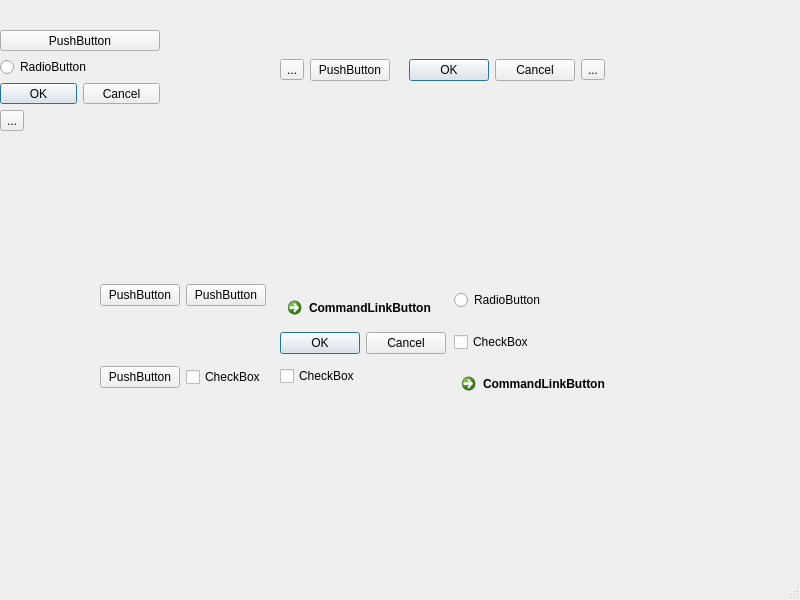
Before: the Qt Designer form study_PyQt5/frist.ui in unreal555/pystudy, drawn with Qt 5.
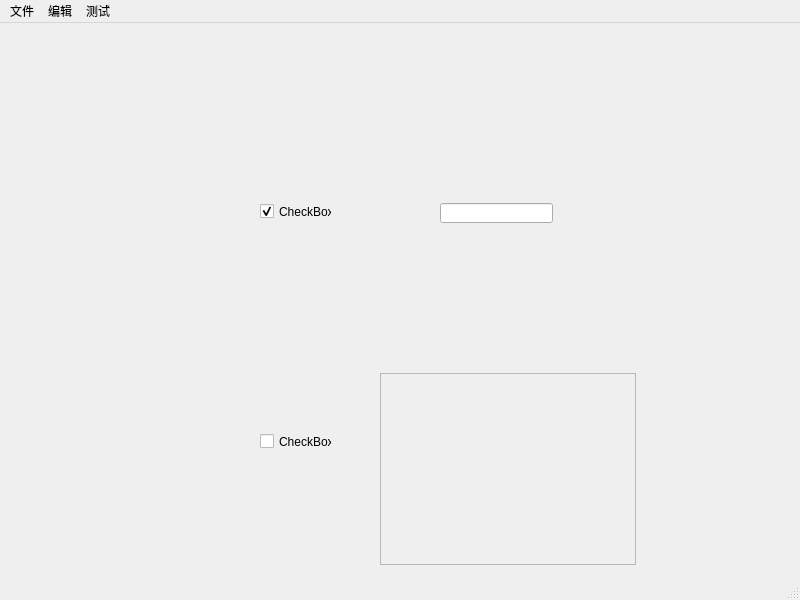
After: the same form once the commit is applied.

Diff of the .ui file:
```diff
--- a/study_PyQt5/frist.ui
+++ b/study_PyQt5/frist.ui
@@ -13,18 +13,6 @@
     <height>600</height>
    </rect>
   </property>
-  <property name="sizePolicy">
-   <sizepolicy hsizetype="Preferred" vsizetype="Preferred">
-    <horstretch>0</horstretch>
-    <verstretch>0</verstretch>
-   </sizepolicy>
-  </property>
-  <property name="maximumSize">
-   <size>
-    <width>1024</width>
-    <height>768</height>
-   </size>
-  </property>
   <property name="windowTitle">
    <string extracomment="ddd">测试</string>
   </property>
@@ -32,203 +20,69 @@
    <string/>
   </property>
   <widget class="QWidget" name="centralwidget">
-   <widget class="QWidget" name="verticalLayoutWidget">
-    <property name="geometry">
-     <rect>
-      <x>0</x>
-      <y>30</y>
-      <width>160</width>
-      <height>101</height>
-     </rect>
+   <widget class="QCheckBox" name="checkBox">
+    <property name="enabled">
+     <bool>true</bool>
     </property>
-    <layout class="QVBoxLayout" name="verticalLayout">
-     <item>
-      <widget class="QPushButton" name="pushButton">
-       <property name="text">
-        <string>PushButton</string>
-       </property>
-      </widget>
-     </item>
-     <item>
-      <widget class="QRadioButton" name="radioButton">
-       <property name="text">
-        <string>RadioButton</string>
-       </property>
-      </widget>
-     </item>
-     <item>
-      <widget class="QDialogButtonBox" name="buttonBox">
-       <property name="standardButtons">
-        <set>QDialogButtonBox::Cancel|QDialogButtonBox::Ok</set>
-       </property>
-      </widget>
-     </item>
-     <item>
-      <widget class="QToolButton" name="toolButton">
-       <property name="text">
-        <string>...</string>
-       </property>
-      </widget>
-     </item>
-    </layout>
-   </widget>
-   <widget class="QWidget" name="horizontalLayoutWidget">
     <property name="geometry">
      <rect>
-      <x>280</x>
-      <y>30</y>
-      <width>325</width>
-      <height>80</height>
+      <x>260</x>
+      <y>180</y>
+      <width>72</width>
+      <height>17</height>
      </rect>
     </property>
-    <layout class="QHBoxLayout" name="horizontalLayout">
-     <item>
-      <widget class="QToolButton" name="toolButton_2">
-       <property name="text">
-        <string>...</string>
-       </property>
-      </widget>
-     </item>
-     <item>
-      <widget class="QPushButton" name="pushButton_2">
-       <property name="text">
-        <string>PushButton</string>
-       </property>
-      </widget>
-     </item>
-     <item>
-      <widget class="QDialogButtonBox" name="buttonBox_2">
-       <property name="standardButtons">
-        <set>QDialogButtonBox::Cancel|QDialogButtonBox::Ok</set>
-       </property>
-      </widget>
-     </item>
-     <item>
-      <widget class="QToolButton" name="toolButton_3">
-       <property name="text">
-        <string>...</string>
-       </property>
-      </widget>
-     </item>
-    </layout>
+    <property name="text">
+     <string>CheckBox</string>
+    </property>
+    <property name="checked">
+     <bool>true</bool>
+    </property>
    </widget>
-   <widget class="QWidget" name="formLayoutWidget">
+   <widget class="QCheckBox" name="checkBox_2">
     <property name="geometry">
      <rect>
-      <x>280</x>
-      <y>290</y>
-      <width>344</width>
-      <height>123</height>
+      <x>260</x>
+      <y>410</y>
+      <width>72</width>
+      <height>17</height>
      </rect>
     </property>
-    <layout class="QFormLayout" name="formLayout">
-     <item row="0" column="0">
-      <widget class="QCommandLinkButton" name="commandLinkButton">
-       <property name="text">
-        <string>CommandLinkButton</string>
-       </property>
-      </widget>
-     </item>
-     <item row="3" column="0">
-      <widget class="QCheckBox" name="checkBox_2">
-       <property name="text">
-        <string>CheckBox</string>
-       </property>
-      </widget>
-     </item>
-     <item row="1" column="0">
-      <widget class="QDialogButtonBox" name="buttonBox_3">
-       <property name="standardButtons">
-        <set>QDialogButtonBox::Cancel|QDialogButtonBox::Ok</set>
-       </property>
-      </widget>
-     </item>
-     <item row="1" column="1">
-      <widget class="QCheckBox" name="checkBox_3">
-       <property name="text">
-        <string>CheckBox</string>
-       </property>
-      </widget>
-     </item>
-     <item row="0" column="1">
-      <widget class="QRadioButton" name="radioButton_2">
-       <property name="text">
-        <string>RadioButton</string>
-       </property>
-      </widget>
-     </item>
-     <item row="3" column="1">
-      <widget class="QCommandLinkButton" name="commandLinkButton_2">
-       <property name="text">
-        <string>CommandLinkButton</string>
-       </property>
-      </widget>
-     </item>
-     <item row="2" column="0">
-      <widget class="QWidget" name="widget" native="true"/>
-     </item>
-    </layout>
+    <property name="text">
+     <string>CheckBox</string>
+    </property>
    </widget>
-   <widget class="QSplitter" name="splitter">
+   <widget class="QTextBrowser" name="textBrowser">
+    <property name="enabled">
+     <bool>false</bool>
+    </property>
     <property name="geometry">
      <rect>
-      <x>10</x>
-      <y>230</y>
+      <x>380</x>
+      <y>350</y>
       <width>256</width>
-      <height>212</height>
+      <height>192</height>
      </rect>
     </property>
-    <property name="orientation">
-     <enum>Qt::Vertical</enum>
+   </widget>
+   <widget class="QLineEdit" name="lineEdit">
+    <property name="enabled">
+     <bool>true</bool>
     </property>
-    <widget class="QWidget" name="gridLayoutWidget">
-     <layout class="QGridLayout" name="gridLayout">
-      <item row="0" column="2">
-       <widget class="QPushButton" name="pushButton_4">
-        <property name="text">
-         <string>PushButton</string>
-        </property>
-       </widget>
-      </item>
-      <item row="1" column="2">
-       <widget class="QCheckBox" name="checkBox">
-        <property name="text">
-         <string>CheckBox</string>
-        </property>
-       </widget>
-      </item>
-      <item row="1" column="1">
-       <widget class="QPushButton" name="pushButton_5">
-        <property name="text">
-         <string>PushButton</string>
-        </property>
-       </widget>
-      </item>
-      <item row="0" column="1">
-       <widget class="QPushButton" name="pushButton_3">
-        <property name="text">
-         <string>PushButton</string>
-        </property>
-       </widget>
-      </item>
-      <item row="0" column="0">
-       <spacer name="horizontalSpacer">
-        <property name="orientation">
-         <enum>Qt::Horizontal</enum>
-        </property>
-        <property name="sizeHint" stdset="0">
-         <size>
-          <width>40</width>
-          <height>20</height>
-         </size>
-        </property>
-       </spacer>
-      </item>
-     </layout>
-    </widget>
+    <property name="geometry">
+     <rect>
+      <x>440</x>
+      <y>180</y>
+      <width>113</width>
+      <height>20</height>
+     </rect>
+    </property>
    </widget>
   </widget>
   <widget class="QMenuBar" name="menubar">
+   <property name="enabled">
+    <bool>true</bool>
+   </property>
    <property name="geometry">
     <rect>
      <x>0</x>
@@ -237,6 +91,28 @@
      <height>22</height>
     </rect>
    </property>
+   <widget class="QMenu" name="menu">
+    <property name="title">
+     <string>文件</string>
+    </property>
+    <addaction name="action_4"/>
+    <addaction name="action_5"/>
+    <addaction name="separator"/>
+    <addaction name="actionexit"/>
+   </widget>
+   <widget class="QMenu" name="menu_2">
+    <property name="title">
+     <string>编辑</string>
+    </property>
+   </widget>
+   <widget class="QMenu" name="menu_3">
+    <property name="title">
+     <string>测试</string>
+    </property>
+   </widget>
+   <addaction name="menu"/>
+   <addaction name="menu_2"/>
+   <addaction name="menu_3"/>
   </widget>
   <widget class="QStatusBar" name="statusbar"/>
  </widget>
```
Left out of the diff: 61 changed lines with no effect on the pictures.
